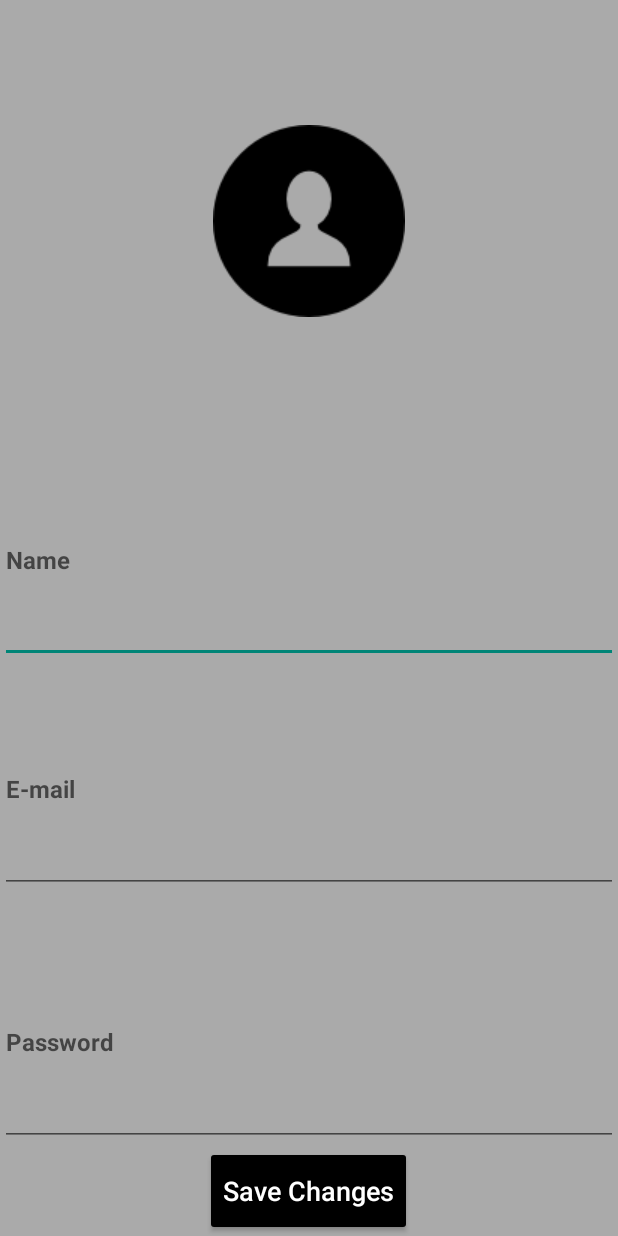
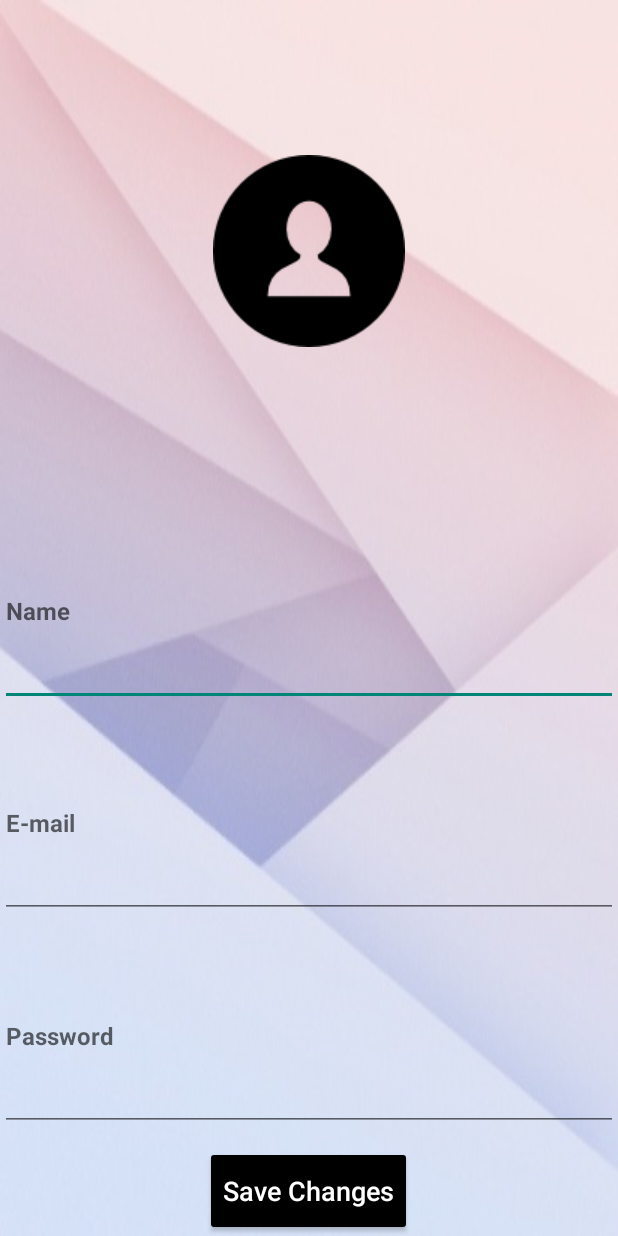
Before and after one commit to panagiotat/EventMe, an Android app: the screen it shows after launch (profileEdit), on a phone screen of 412 x 824 dp. Run offline under Robolectric (Android 15) with nearby library versions, the phone set to English and light mode, and no system bars; our stand-ins replace Firebase (no records; nobody signed in at launch, a user with empty details on screens opened directly), Picasso.

```diff
--- a/app/src/main/res/layout/activity_homepage.xml
+++ b/app/src/main/res/layout/activity_homepage.xml
@@ -7,7 +7,7 @@
     xmlns:app="http://schemas.android.com/apk/res-auto"
     tools:context="eventme.eventme.Homepage"
     android:id="@+id/drawerLayout"
-    android:background="@android:color/darker_gray">
+    android:background="@drawable/backphoto">
 
     <RelativeLayout xmlns:android="http://schemas.android.com/apk/res/android"
 
--- a/app/src/main/res/layout/activity_login.xml
+++ b/app/src/main/res/layout/activity_login.xml
@@ -2,7 +2,8 @@
 <ScrollView xmlns:android="http://schemas.android.com/apk/res/android"
     android:layout_width="fill_parent"
     android:layout_height="fill_parent"
-    android:fitsSystemWindows="true">
+    android:fitsSystemWindows="true"
+    android:background="@drawable/backphoto">
 
     <LinearLayout
         android:orientation="vertical"
--- a/app/src/main/res/layout/activity_new_event.xml
+++ b/app/src/main/res/layout/activity_new_event.xml
@@ -10,7 +10,7 @@
     android:paddingRight="@dimen/activity_horizontal_margin"
     android:paddingTop="@dimen/activity_vertical_margin"
     tools:context="eventme.eventme.NewEvent"
-    android:background="@android:color/darker_gray">
+    android:background="@drawable/backphoto">
 
 
     <GridLayout
--- a/app/src/main/res/layout/activity_profile_edit.xml
+++ b/app/src/main/res/layout/activity_profile_edit.xml
@@ -4,9 +4,9 @@
     android:id="@+id/activity_main"
     android:layout_width="match_parent"
     android:layout_height="match_parent"
-    android:background="@android:color/darker_gray"
     android:orientation="vertical"
-    tools:context="eventme.eventme.editProfile">
+    tools:context="eventme.eventme.profileEdit"
+    android:background="@drawable/backphoto">
 
 
     <ImageButton
@@ -16,7 +16,7 @@
         android:layout_height="0dp"
         android:layout_gravity="center"
         android:layout_marginTop="10dp"
-        android:layout_weight="2"
+        android:layout_weight="2.5"
         android:background="@android:color/transparent"
         android:onClick="changePhoto"
         android:src="@drawable/profile"
@@ -39,7 +39,7 @@
             android:layout_width="match_parent"
             android:layout_height="0dp"
             android:layout_marginTop="15dp"
-            android:layout_marginBottom="15dp"
+
             android:layout_weight="1"
             android:clickable="false"
             android:textColor="#000000"
@@ -58,7 +58,8 @@
         android:inputType="textPassword"
         android:textColor="#000000"
         android:textSize="16sp"
-        android:textStyle="bold" />
+        android:textStyle="bold"
+        android:layout_marginBottom="10dp"/>
 
 
     <LinearLayout
--- a/app/src/main/res/layout/activity_show_event.xml
+++ b/app/src/main/res/layout/activity_show_event.xml
@@ -10,7 +10,7 @@
     android:paddingRight="@dimen/activity_horizontal_margin"
     android:paddingTop="@dimen/activity_vertical_margin"
     tools:context="eventme.eventme.showEvent"
-    android:background="@android:color/darker_gray">
+    android:background="@drawable/backphoto">
 
     <ImageView
         android:layout_width="wrap_content"
--- a/app/src/main/res/values/dimens.xml
+++ b/app/src/main/res/values/dimens.xml
@@ -2,4 +2,5 @@
     <!-- Default screen margins, per the Android Design guidelines. -->
     <dimen name="activity_horizontal_margin">16dp</dimen>
     <dimen name="activity_vertical_margin">16dp</dimen>
+    <dimen name="fab_margin">16dp</dimen>
 </resources>
--- a/app/src/main/res/values/styles.xml
+++ b/app/src/main/res/values/styles.xml
@@ -7,7 +7,16 @@
         <item name="colorPrimaryDark">@color/colorPrimaryDark</item>
         <item name="colorAccent">@color/colorAccent</item>
     </style>
-    <style name="NoActionBar" parent="Theme.AppCompat.Light.NoActionBar">
+
+    <style name="NoActionBar" parent="Theme.AppCompat.Light.NoActionBar"></style>
+
+    <style name="AppTheme.NoActionBar">
+        <item name="windowActionBar">false</item>
+        <item name="windowNoTitle">true</item>
     </style>
 
+    <style name="AppTheme.AppBarOverlay" parent="ThemeOverlay.AppCompat.Dark.ActionBar" />
+
+    <style name="AppTheme.PopupOverlay" parent="ThemeOverlay.AppCompat.Light" />
+
 </resources>
--- a/build.gradle
+++ b/build.gradle
@@ -5,7 +5,7 @@ buildscript {
         jcenter()
     }
     dependencies {
-        classpath 'com.android.tools.build:gradle:2.3.3'
+        classpath 'com.android.tools.build:gradle:2.3.1'
         // NOTE: Do not place your application dependencies here; they belong
         // in the individual module build.gradle files
         classpath 'com.google.gms:google-services:3.0.0'
```
Also changed, not shown: app/src/main/res/layout/activity_profile.xml (+5 -3 lines), app/src/main/res/layout/activity_signup.xml (+5 -3 lines), app/src/main/res/drawable/backphoto.jpg (added), 1 other file.
